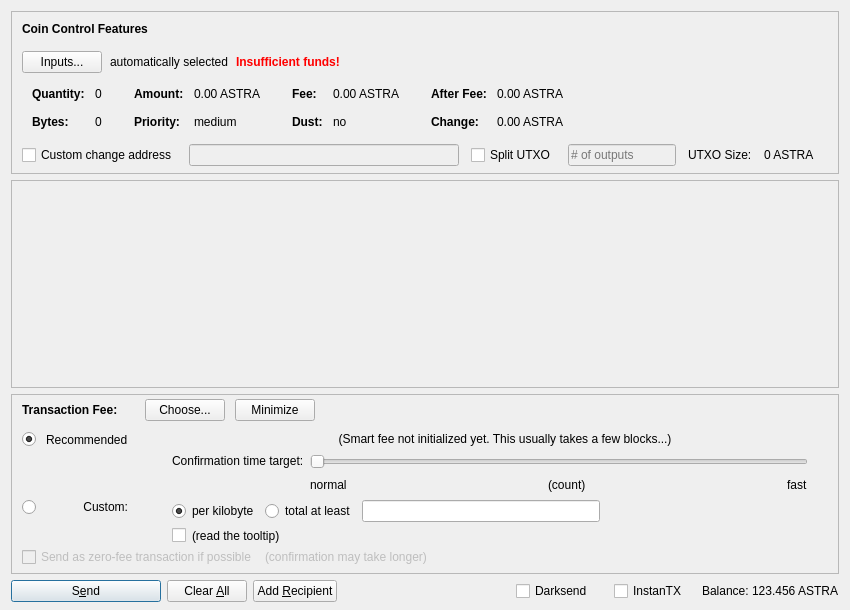
Before: the Qt Designer form src/qt/forms/sendcoinsdialog.ui in KingricharVD/astra, drawn with Qt 5.
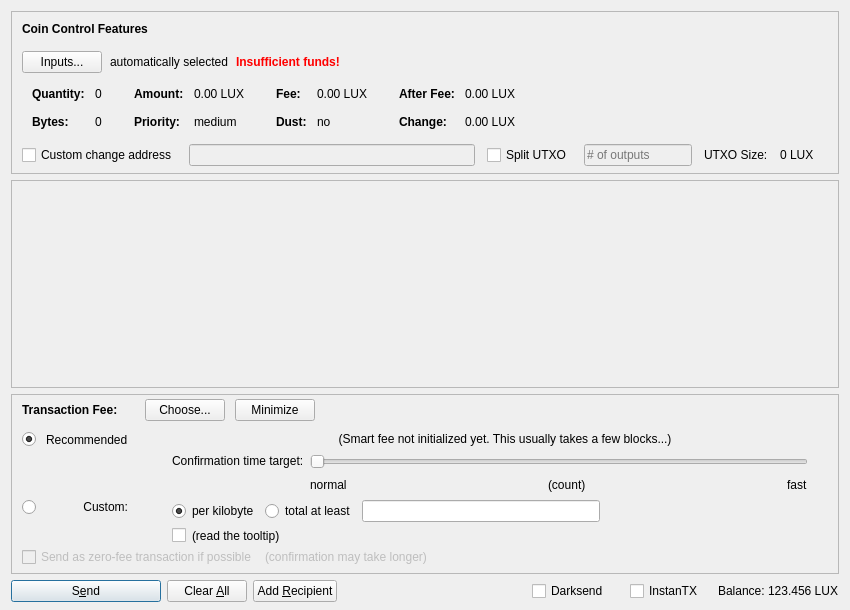
After: the same form once the commit is applied. Icons and pictures are not drawn. Custom widgets are drawn as their Qt base class.

What changed in the file:
```diff
--- a/src/qt/forms/sendcoinsdialog.ui
+++ b/src/qt/forms/sendcoinsdialog.ui
@@ -324,7 +324,7 @@
                   <enum>Qt::ActionsContextMenu</enum>
                  </property>
                  <property name="text">
-                  <string notr="true">0.00 ASTRA</string>
+                  <string notr="true">0.00 LUX</string>
                  </property>
                  <property name="textInteractionFlags">
                   <set>Qt::LinksAccessibleByMouse|Qt::TextSelectableByKeyboard|Qt::TextSelectableByMouse</set>
@@ -404,7 +404,7 @@
                   <enum>Qt::ActionsContextMenu</enum>
                  </property>
                  <property name="text">
-                  <string notr="true">0.00 ASTRA</string>
+                  <string notr="true">0.00 LUX</string>
                  </property>
                  <property name="textInteractionFlags">
                   <set>Qt::LinksAccessibleByMouse|Qt::TextSelectableByKeyboard|Qt::TextSelectableByMouse</set>
@@ -484,7 +484,7 @@
                   <enum>Qt::ActionsContextMenu</enum>
                  </property>
                  <property name="text">
-                  <string notr="true">0.00 ASTRA</string>
+                  <string notr="true">0.00 LUX</string>
                  </property>
                  <property name="textInteractionFlags">
                   <set>Qt::LinksAccessibleByMouse|Qt::TextSelectableByKeyboard|Qt::TextSelectableByMouse</set>
@@ -513,7 +513,7 @@
                   <enum>Qt::ActionsContextMenu</enum>
                  </property>
                  <property name="text">
-                  <string notr="true">0.00 ASTRA</string>
+                  <string notr="true">0.00 LUX</string>
                  </property>
                  <property name="textInteractionFlags">
                   <set>Qt::LinksAccessibleByMouse|Qt::TextSelectableByKeyboard|Qt::TextSelectableByMouse</set>
@@ -597,7 +597,7 @@
           <item>
            <widget class="QLabel" name="labelBlockSize">
             <property name="text">
-             <string>0 ASTRA</string>
+             <string>0 LUX</string>
             </property>
            </widget>
           </item>
@@ -1467,7 +1467,7 @@
           <cursorShape>IBeamCursor</cursorShape>
          </property>
          <property name="text">
-          <string notr="true">123.456 ASTRA</string>
+          <string notr="true">123.456 LUX</string>
          </property>
          <property name="textInteractionFlags">
           <set>Qt::LinksAccessibleByMouse|Qt::TextSelectableByKeyboard|Qt::TextSelectableByMouse</set>
```
Left out of the diff: 16 changed lines with no effect on the pictures.
